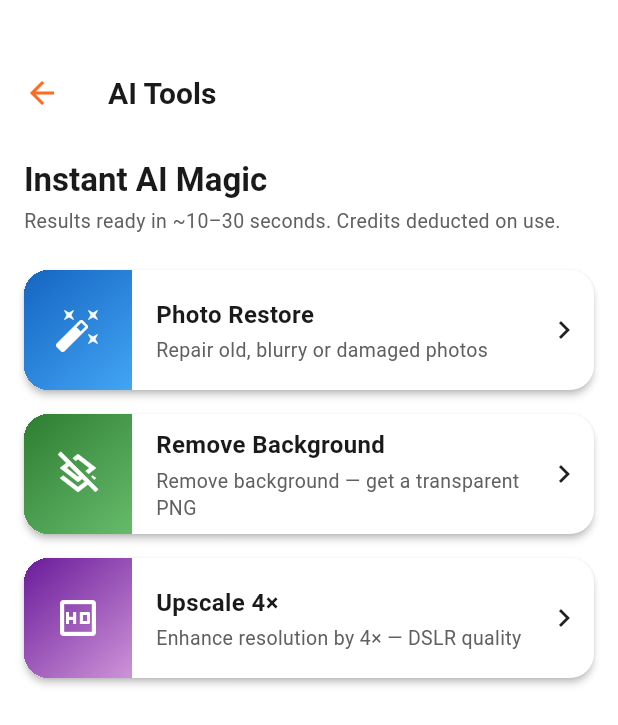
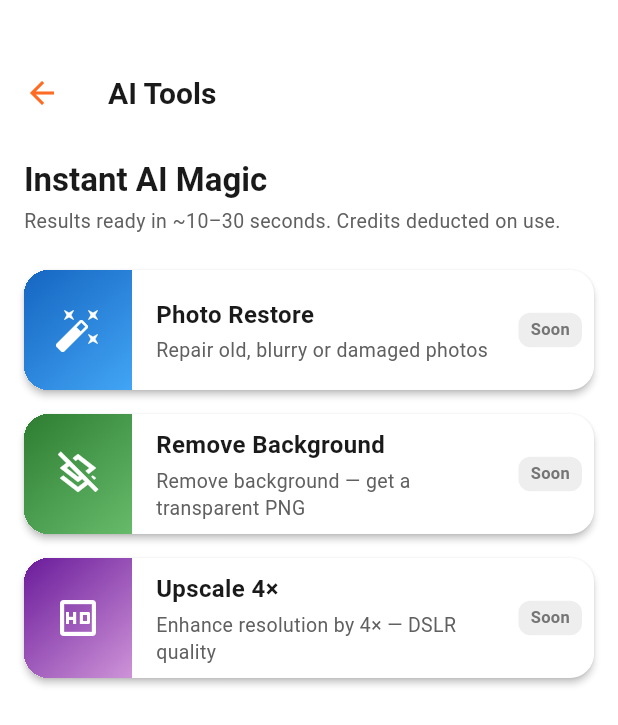
Before and after one commit to gopalakrbiec-ui/claude_project_7_client, a Flutter app: the ToolsScreen screen opened by its route, on a phone screen of 412 x 824 dp. Shown: the top 725 px of the screen. Run offline on Flutter 3.47's test engine with Material 3 defaults, Android fonts, the phone set to English and light mode, and no system bars; our stand-ins replace cached_network_image, connectivity_plus, dio, flutter_image_compress, flutter_riverpod, go_router and 3 more; missing offline and left inert: gal, openapi_generator_annotations, razorpay_flutter; accounts and stored records are empty; generated files the repository leaves out were written again; network calls fail.

Commit message:
fix: show coming soon on tools until backend endpoints are ready
Co-Authored-By: Claude Sonnet 4.6 <noreply@anthropic.com>
Claude-Session: https://claude.ai/code/session_016DpaGXXwC8zWPWqBkN1LND

```diff
--- a/lib/screens/tools/tools_screen.dart
+++ b/lib/screens/tools/tools_screen.dart
@@ -99,7 +99,11 @@ class _ToolCard extends StatelessWidget {
       margin: EdgeInsets.zero,
       clipBehavior: Clip.hardEdge,
       child: InkWell(
-        onTap: () => context.push('/home/tools/${tool.name}'),
+        onTap: () {
+          ScaffoldMessenger.of(context).showSnackBar(
+            const SnackBar(content: Text('Coming soon — stay tuned!')),
+          );
+        },
         child: Row(
           children: [
             Container(
@@ -136,9 +140,23 @@ class _ToolCard extends StatelessWidget {
                 ],
               ),
             ),
-            const Padding(
-              padding: EdgeInsets.symmetric(horizontal: kSpaceSm),
-              child: Icon(Icons.chevron_right),
+            Padding(
+              padding: const EdgeInsets.symmetric(horizontal: kSpaceSm),
+              child: Container(
+                padding: const EdgeInsets.symmetric(horizontal: 8, vertical: 4),
+                decoration: BoxDecoration(
+                  color: Colors.grey.shade200,
+                  borderRadius: BorderRadius.circular(8),
+                ),
+                child: Text(
+                  'Soon',
+                  style: TextStyle(
+                    fontSize: 11,
+                    fontWeight: FontWeight.w600,
+                    color: Colors.grey.shade600,
+                  ),
+                ),
+              ),
             ),
           ],
         ),
```
